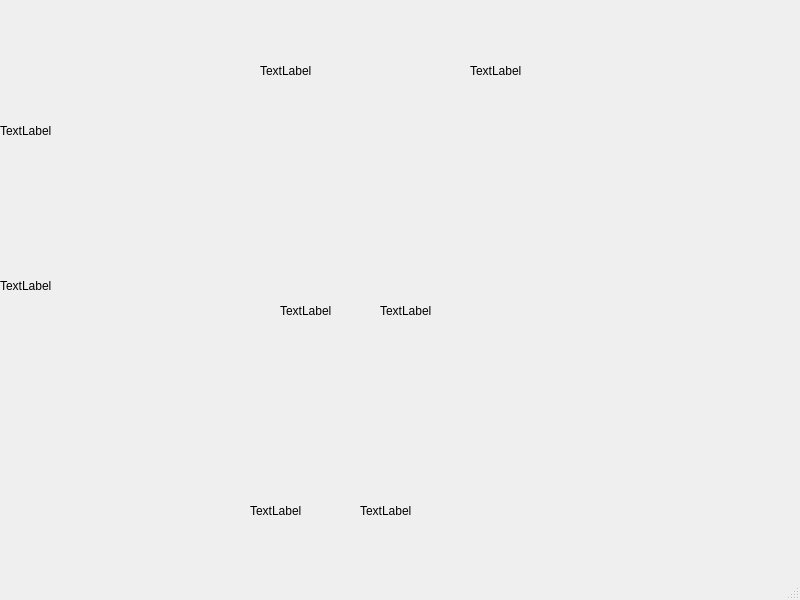
Qt form clue_reader/ClueGUI.ui (111homell111/controller_pkg) before a commit.
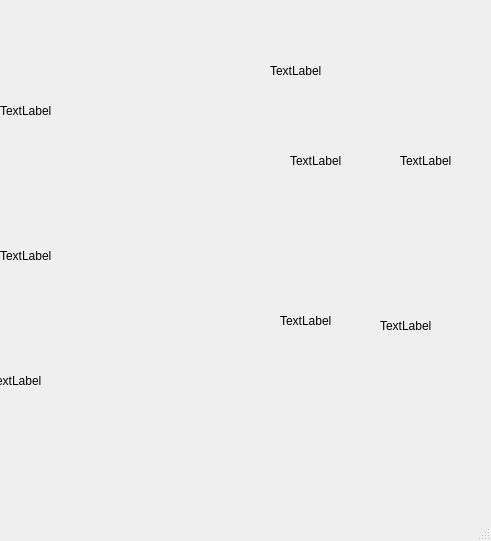
The same form after that commit.

The edit to the form file:
```diff
--- a/clue_reader/ClueGUI.ui
+++ b/clue_reader/ClueGUI.ui
@@ -6,8 +6,8 @@
    <rect>
     <x>0</x>
     <y>0</y>
-    <width>800</width>
-    <height>600</height>
+    <width>491</width>
+    <height>541</height>
    </rect>
   </property>
   <property name="windowTitle">
@@ -18,7 +18,7 @@
     <property name="geometry">
      <rect>
       <x>0</x>
-      <y>230</y>
+      <y>200</y>
       <width>131</width>
       <height>111</height>
      </rect>
@@ -33,7 +33,7 @@
       <x>0</x>
       <y>0</y>
       <width>261</width>
-      <height>261</height>
+      <height>221</height>
      </rect>
     </property>
     <property name="text">
@@ -43,8 +43,8 @@
    <widget class="QLabel" name="blue_mask_label">
     <property name="geometry">
      <rect>
-      <x>260</x>
-      <y>0</y>
+      <x>-10</x>
+      <y>310</y>
       <width>191</width>
       <height>141</height>
      </rect>
@@ -56,7 +56,7 @@
    <widget class="QLabel" name="clue_board_label">
     <property name="geometry">
      <rect>
-      <x>470</x>
+      <x>270</x>
       <y>0</y>
       <width>211</width>
       <height>141</height>
@@ -70,9 +70,9 @@
     <property name="geometry">
      <rect>
       <x>280</x>
-      <y>140</y>
-      <width>81</width>
-      <height>341</height>
+      <y>170</y>
+      <width>61</width>
+      <height>301</height>
      </rect>
     </property>
     <property name="text">
@@ -83,9 +83,9 @@
     <property name="geometry">
      <rect>
       <x>380</x>
-      <y>140</y>
-      <width>81</width>
-      <height>341</height>
+      <y>170</y>
+      <width>61</width>
+      <height>311</height>
      </rect>
     </property>
     <property name="text">
@@ -95,10 +95,10 @@
    <widget class="QLabel" name="top_pred_label">
     <property name="geometry">
      <rect>
-      <x>250</x>
-      <y>490</y>
-      <width>101</width>
-      <height>41</height>
+      <x>290</x>
+      <y>150</y>
+      <width>61</width>
+      <height>21</height>
      </rect>
     </property>
     <property name="text">
@@ -108,10 +108,10 @@
    <widget class="QLabel" name="bottom_pred_label">
     <property name="geometry">
      <rect>
-      <x>360</x>
-      <y>490</y>
-      <width>101</width>
-      <height>41</height>
+      <x>400</x>
+      <y>150</y>
+      <width>81</width>
+      <height>21</height>
      </rect>
     </property>
     <property name="text">
```
Left out of the diff: 2 changed lines with no effect on the pictures.
